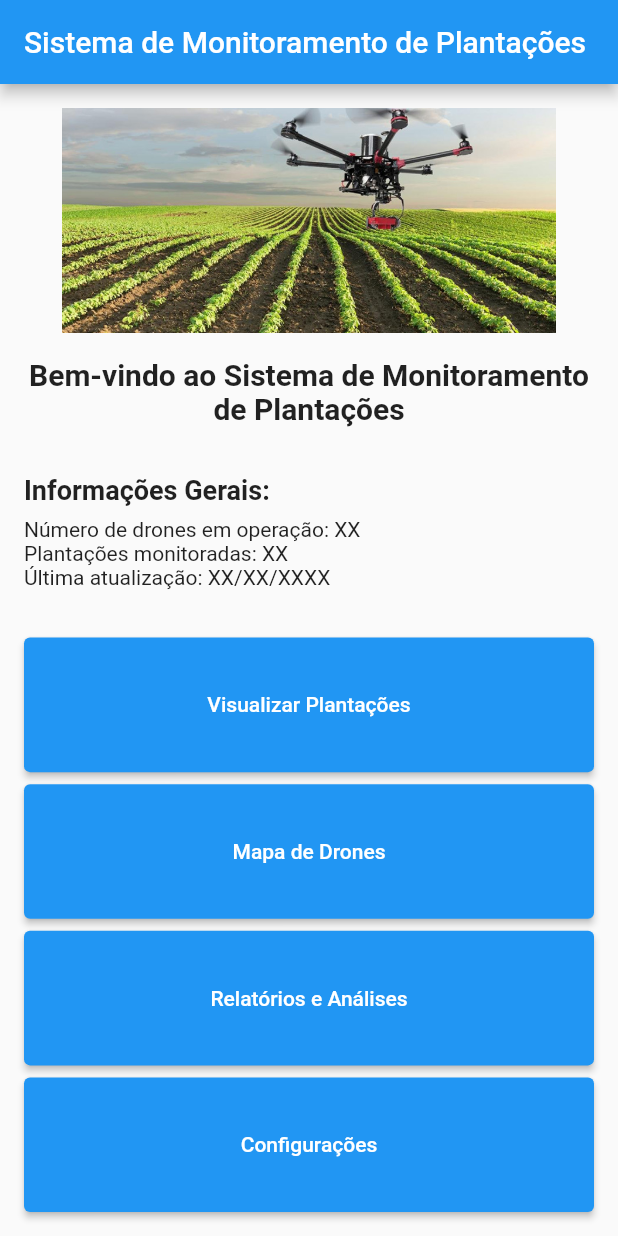
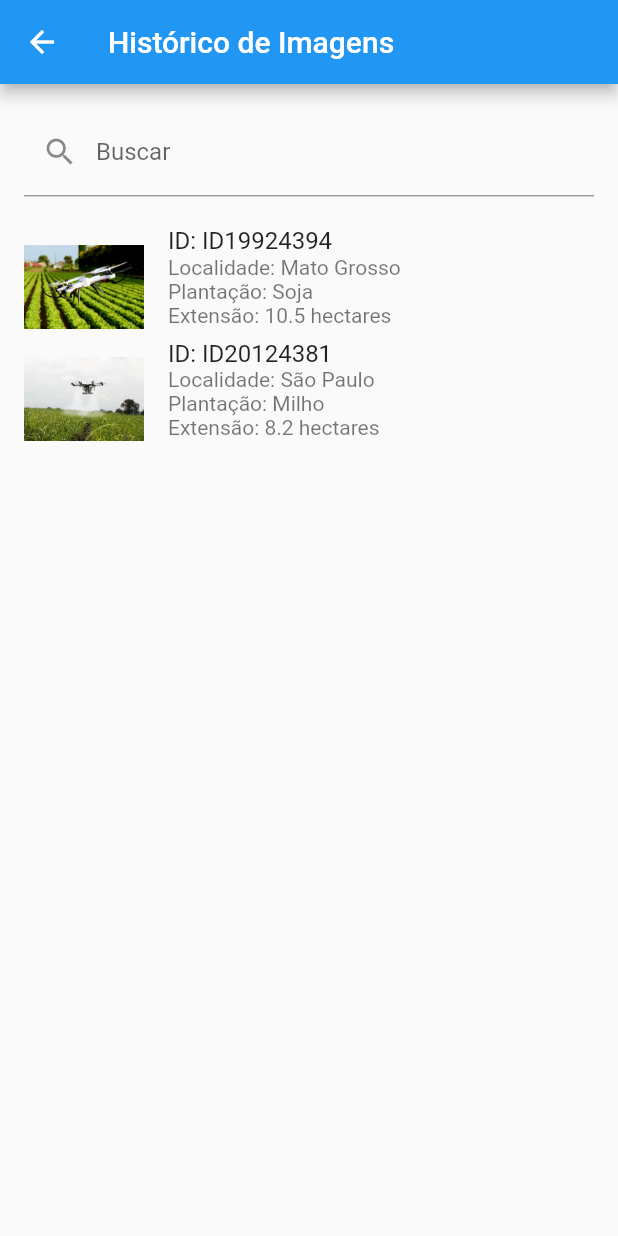
Before and after one commit to biuzos/globalSolution1, a Flutter app: the screen it shows after launch, after a tap on "Relatórios e Análises", on a phone screen of 412 x 824 dp. Run offline on Flutter 3.47's test engine with Material 2 defaults, Android fonts, the phone set to English and light mode, and no system bars.

```diff
--- a/lib/screens/homescreen.dart
+++ b/lib/screens/homescreen.dart
@@ -1,4 +1,5 @@
 import 'package:flutter/material.dart';
+import 'package:projeto_gs1/screens/searchPage.dart';
 import 'package:projeto_gs1/screens/telaVisu.dart';
 
 class TelaInicial extends StatelessWidget {
@@ -66,6 +67,10 @@ class TelaInicial extends StatelessWidget {
             Expanded(
               child: ElevatedButton(
                 onPressed: () {
+                    Navigator.push(
+        context,
+        MaterialPageRoute(builder: (context) => TelaHistorico()),
+      );
                   // Navegar para a tela de relatórios e análises
                 },
                 child: const Text('Relatórios e Análises'),
--- a/lib/screens/searchPage.dart
+++ b/lib/screens/searchPage.dart
@@ -0,0 +1,122 @@
+import 'package:flutter/material.dart';
+
+// Classe para representar uma imagem e suas informações
+class PlantImage {
+  final String id;
+  final String imagePath;
+  final String location;
+  final String crop;
+  final double area;
+
+  PlantImage({
+    required this.id,
+    required this.imagePath,
+    required this.location,
+    required this.crop,
+    required this.area,
+  });
+}
+
+class TelaHistorico extends StatefulWidget {
+  @override
+  _TelaHistoricoState createState() => _TelaHistoricoState();
+}
+
+class _TelaHistoricoState extends State<TelaHistorico> {
+  List<PlantImage> images = [
+    PlantImage(
+      id: 'ID19924394',
+      imagePath: 'assets/drone2.jpg',
+      location: 'Mato Grosso',
+      crop: 'Soja',
+      area: 10.5,
+    ),
+    PlantImage(
+      id: 'ID20124381',
+      imagePath: 'assets/drone3.jpg',
+      location: 'São Paulo',
+      crop: 'Milho',
+      area: 8.2,
+    ),
+    // Adicione mais imagens aqui
+  ];
+
+  List<PlantImage> filteredImages = [];
+  TextEditingController searchController = TextEditingController();
+
+  @override
+  void initState() {
+    super.initState();
+    // Inicialmente, exibe todas as imagens no histórico
+    filteredImages = images;
+  }
+
+  @override
+  void dispose() {
+    searchController.dispose();
+    super.dispose();
+  }
+
+  void filterImages(String searchTerm) {
+    setState(() {
+      if (searchTerm.isEmpty) {
+        filteredImages = images;
+      } else {
+        // Filtra as imagens com base no termo de busca (pode ser ajustado conforme necessário)
+        filteredImages = images.where((image) {
+          return image.location.toLowerCase().contains(searchTerm.toLowerCase()) ||
+              image.crop.toLowerCase().contains(searchTerm.toLowerCase());
+        }).toList();
+      }
+    });
+  }
+
+  @override
+  Widget build(BuildContext context) {
+    return Scaffold(
+      appBar: AppBar(
+        title: Text('Histórico de Imagens'),
+      ),
+      body: Column(
+        children: [
+          Padding(
+            padding: const EdgeInsets.all(16.0),
+            child: TextField(
+              controller: searchController,
+              onChanged: filterImages,
+              decoration: InputDecoration(
+                labelText: 'Buscar',
+                prefixIcon: Icon(Icons.search),
+              ),
+            ),
+          ),
+          Expanded(
+            child: ListView.builder(
+              itemCount: filteredImages.length,
+              itemBuilder: (context, index) {
+                final image = filteredImages[index];
+                return ListTile(
+                  leading: Image.asset(
+                    image.imagePath,
+                    width: 80,
+                    height: 80,
+                    fit: BoxFit.cover,
+                  ),
+                  title: Text('ID: ${image.id}'),
+                  subtitle: Column(
+                    crossAxisAlignment: CrossAxisAlignment.start,
+                    children: [
+                      Text('Localidade: ${image.location}'),
+                      Text('Plantação: ${image.crop}'),
+                      Text('Extensão: ${image.area} hectares'),
+                    ],
+                  ),
+                );
+              },
+            ),
+          ),
+        ],
+      ),
+    );
+  }
+}
```
Also changed, not shown: lib/screens/telaImgDetalhada.dart (+14 -12 lines), lib/screens/telaVisu.dart (+42 -27 lines).
